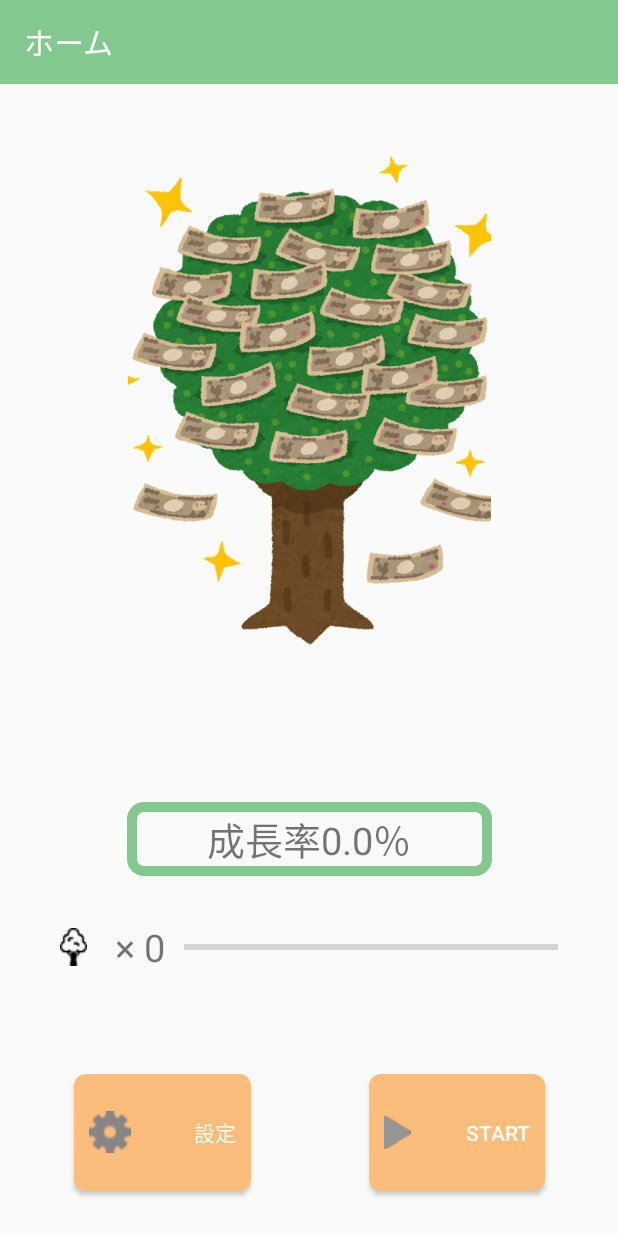
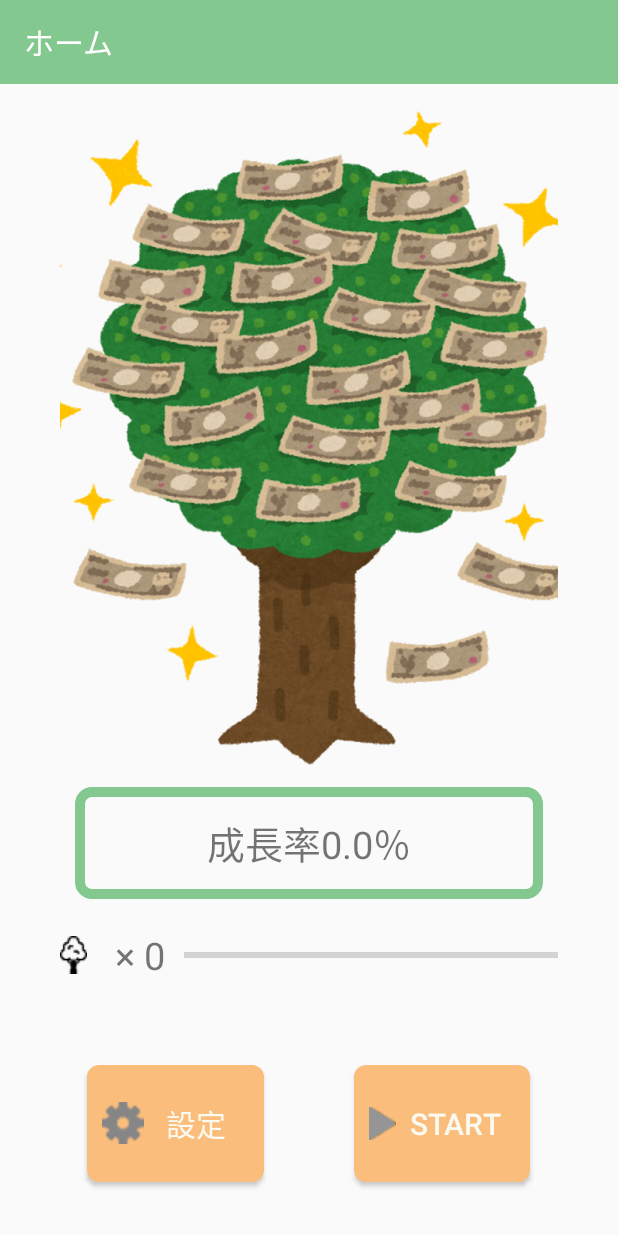
Before and after one commit to f19ba073/GraduaionResearch_13, an Android app: the screen it shows after launch (MainActivity), on a phone screen of 412 x 824 dp. Run offline under Robolectric (Android 15) with nearby library versions, the phone set to English and light mode, and no system bars.

Commit message:
レイアウトを整えました

```diff
--- a/app/src/main/res/layout/game_result.xml
+++ b/app/src/main/res/layout/game_result.xml
@@ -19,6 +19,7 @@
             android:id="@+id/result_listView"
             android:layout_width="match_parent"
             android:layout_height="match_parent"
+            android:layout_margin="10dp"
             android:dividerHeight="1dp">
 
         </ListView>
--- a/app/src/main/res/layout/home.xml
+++ b/app/src/main/res/layout/home.xml
@@ -1,103 +1,47 @@
 <?xml version="1.0" encoding="utf-8"?>
-<androidx.constraintlayout.widget.ConstraintLayout
+<LinearLayout
     xmlns:android="http://schemas.android.com/apk/res/android"
     xmlns:app="http://schemas.android.com/apk/res-auto"
     xmlns:tools="http://schemas.android.com/tools"
     android:layout_width="match_parent"
     android:layout_height="match_parent"
-    tools:context=".MainActivity">
+    tools:context=".MainActivity"
+    android:orientation="vertical">
 
     <androidx.appcompat.widget.Toolbar
         android:id="@+id/toolbar"
         android:layout_height="wrap_content"
         android:layout_width="match_parent"
-        app:layout_constraintLeft_toLeftOf="parent"
-        app:layout_constraintRight_toRightOf="parent"
-        app:layout_constraintTop_toTopOf="parent"
         android:theme="@style/ThemeOverlay.AppCompat.Dark.ActionBar"
         android:background="?attr/colorPrimary">
     </androidx.appcompat.widget.Toolbar>
 
-    <Button
-        android:id="@+id/start_button"
-        android:layout_width="117dp"
-        android:layout_height="78dp"
-        android:layout_marginStart="39dp"
-        android:layout_marginLeft="39dp"
-        android:layout_marginTop="503dp"
-        android:layout_marginEnd="50dp"
-        android:layout_marginRight="50dp"
-        android:layout_marginBottom="30dp"
-        android:paddingHorizontal="10dp"
-        android:gravity="center_vertical|right"
-        android:drawableLeft="@drawable/start2"
-        android:text="start"
-        app:layout_constraintBottom_toBottomOf="parent"
-        app:layout_constraintEnd_toEndOf="parent"
-        app:layout_constraintStart_toEndOf="@+id/setting_button"
-        app:layout_constraintTop_toTopOf="parent"
-        app:layout_constraintVertical_bias="1.0"
-        android:textColor="@color/colorBase"
-        android:background="@drawable/accent_color_button"/>
-
-    <Button
-        android:id="@+id/setting_button"
-        android:layout_width="118dp"
-        android:layout_height="78dp"
-        android:layout_marginStart="50dp"
-        android:layout_marginLeft="50dp"
-        android:layout_marginTop="503dp"
-        android:layout_marginEnd="39dp"
-        android:layout_marginRight="39dp"
-        android:layout_marginBottom="30dp"
-        android:paddingHorizontal="10dp"
-        android:gravity="center_vertical|right"
-        android:drawableLeft="@drawable/hagu"
-        android:text="設定"
-        app:layout_constraintBottom_toBottomOf="parent"
-        app:layout_constraintEnd_toStartOf="@+id/start_button"
-        app:layout_constraintHorizontal_bias="1.0"
-        app:layout_constraintStart_toStartOf="parent"
-        app:layout_constraintTop_toTopOf="parent"
-        app:layout_constraintVertical_bias="1.0"
-        android:textColor="@color/colorBase"
-        android:background="@drawable/accent_color_button"/>
-
     <ImageView
         android:id="@+id/image_view_1"
-        android:layout_width="242dp"
-        android:layout_height="335dp"
+        android:layout_width="match_parent"
+        android:layout_height="0dp"
+        android:layout_weight="6"
+        android:layout_marginVertical="10dp"
+        android:layout_marginHorizontal="40dp"
         android:contentDescription="@string/img_description2"
-        android:scaleType="centerCrop"
-        app:layout_constraintBottom_toBottomOf="parent"
-        app:layout_constraintEnd_toEndOf="parent"
-        app:layout_constraintHorizontal_bias="0.5"
-        app:layout_constraintStart_toStartOf="parent"
-        app:layout_constraintTop_toTopOf="parent"
-        app:layout_constraintVertical_bias="0.2" />
+        android:scaleType="centerCrop" />
 
     <TextView
         android:id="@+id/tree_rate"
-        android:layout_width="243dp"
-        android:layout_height="49dp"
+        android:layout_width="match_parent"
+        android:layout_height="0dp"
+        android:layout_weight="1"
+        android:layout_gravity="center_horizontal"
+        android:layout_marginHorizontal="50dp"
         android:textSize="25dp"
-        android:text=""
         android:gravity="center"
-        app:layout_constraintBottom_toBottomOf="parent"
-        app:layout_constraintEnd_toEndOf="parent"
-        app:layout_constraintHorizontal_bias="0.5"
-        app:layout_constraintStart_toStartOf="parent"
-        app:layout_constraintTop_toTopOf="parent"
-        app:layout_constraintVertical_bias="0.69"
         android:background="@drawable/border_color_main"/>
 
     <LinearLayout
         android:layout_width="match_parent"
-        android:layout_height="40dp"
+        android:layout_height="0dp"
+        android:layout_weight="1"
         android:orientation="horizontal"
-        app:layout_constraintBottom_toBottomOf="parent"
-        app:layout_constraintTop_toTopOf="parent"
-        app:layout_constraintVertical_bias="0.78"
         android:paddingHorizontal="40dp"
         >
 
@@ -122,4 +66,39 @@
 
     </LinearLayout>
 
-</androidx.constraintlayout.widget.ConstraintLayout>
+    <LinearLayout
+        android:layout_width="match_parent"
+        android:layout_height="0dp"
+        android:layout_weight="2"
+        android:gravity="center_horizontal"
+        android:orientation="horizontal">
+
+        <Button
+            android:id="@+id/setting_button"
+            android:layout_width="118dp"
+            android:layout_height="78dp"
+            android:paddingHorizontal="10dp"
+            android:layout_marginHorizontal="30dp"
+            android:drawableLeft="@drawable/hagu"
+            android:layout_gravity="center"
+            android:textSize="20sp"
+            android:text="設定"
+            android:textColor="@color/colorBase"
+            android:background="@drawable/accent_color_button"/>
+
+        <Button
+            android:id="@+id/start_button"
+            android:layout_width="117dp"
+            android:layout_height="78dp"
+            android:paddingHorizontal="10dp"
+            android:layout_marginHorizontal="30dp"
+            android:drawableLeft="@drawable/start2"
+            android:layout_gravity="center"
+            android:textSize="20sp"
+            android:text="start"
+            android:textColor="@color/colorBase"
+            android:background="@drawable/accent_color_button"/>
+
+    </LinearLayout>
+
+</LinearLayout>
```
Also changed, not shown: app/src/main/res/drawable/border_color_accent.xml (added, +11 -0 lines), app/src/main/res/layout/game_start.xml (+42 -14 lines).
